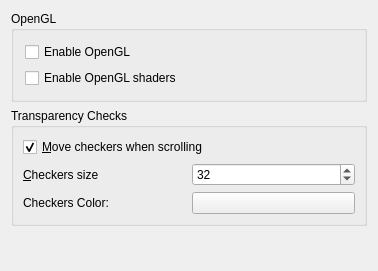
Old version of the form krita/ui/forms/wdgdisplaysettings.ui in the repository KDE/krita.
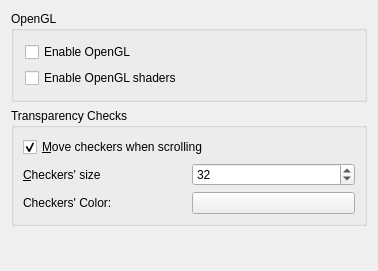
New version of the form. Custom widgets are drawn as their Qt base class.

```diff
--- a/krita/ui/forms/wdgdisplaysettings.ui
+++ b/krita/ui/forms/wdgdisplaysettings.ui
@@ -66,7 +66,7 @@
       <item row="2" column="0" >
        <widget class="QLabel" name="lblColor" >
         <property name="text" >
-         <string>Checkers Color:</string>
+         <string>Checkers' Color:</string>
         </property>
        </widget>
       </item>
@@ -99,7 +99,7 @@
       <item row="1" column="0" >
        <widget class="QLabel" name="lblCheckSize" >
         <property name="text" >
-         <string>&amp;Checkers size</string>
+         <string>&amp;Checkers' size</string>
         </property>
         <property name="buddy" >
          <cstring>intCheckSize</cstring>
```
